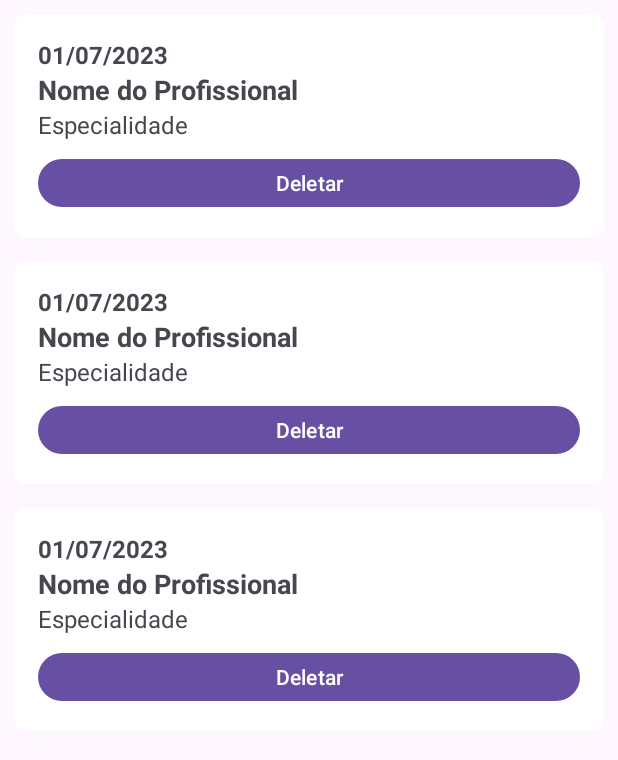
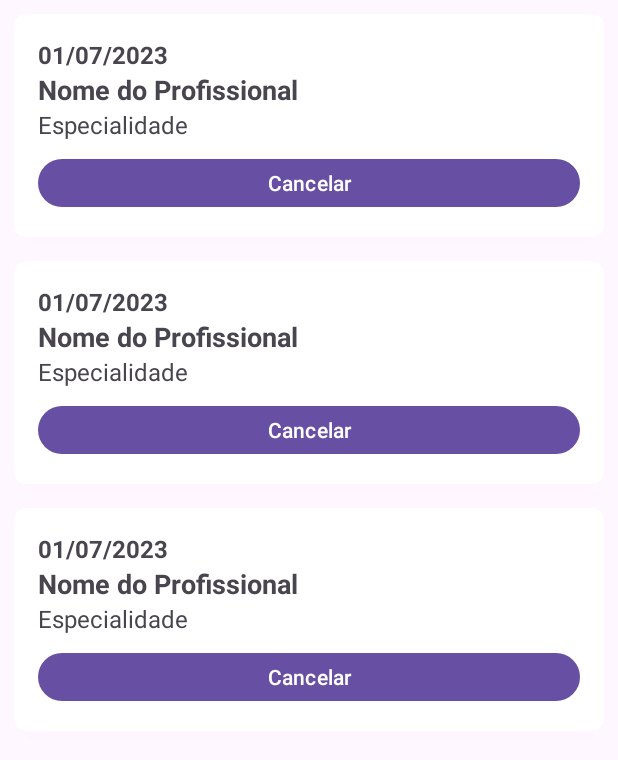
Before and after one commit to lvizfernando/AA1_Mobile, an Android app: the layout activity_consultas.xml on its own in the app's theme, with its tools: preview values and no code run, on a phone screen of 412 x 824 dp, the part 105-865 px from its top. Run offline under Robolectric (Android 15) with nearby library versions, the phone set to English and light mode, and no system bars; Roboto replaces fonts that are not available here.

Commit message:
internacionalização

```diff
--- a/app/src/main/res/values/strings.xml
+++ b/app/src/main/res/values/strings.xml
@@ -14,8 +14,9 @@
     <string name="timeText">Horário</string>
     <string name="ImgProfissional">Imagem do profissional</string>
     <string name="textView">Profissionais disponíveis</string>
-    <string name="deleteButton">Deletar</string>
+    <string name="deleteButton">Cancelar</string>
     <string name="deleteAllButton">Deletar Tudo</string>
+    <string name="SuasConsultas">Suas Consultas</string>
 
     <string name="titleAgendamnento">Agendamento</string>
     <string name="dataTitle">Data</string>
```
Also changed, not shown: 1 other file.
